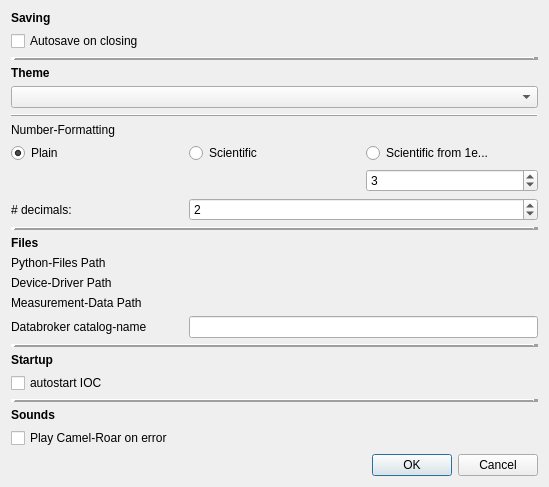
Qt form CAMELS/gui/settings_window.ui (FAU-LAP/NOMAD-CAMELS) before a commit.
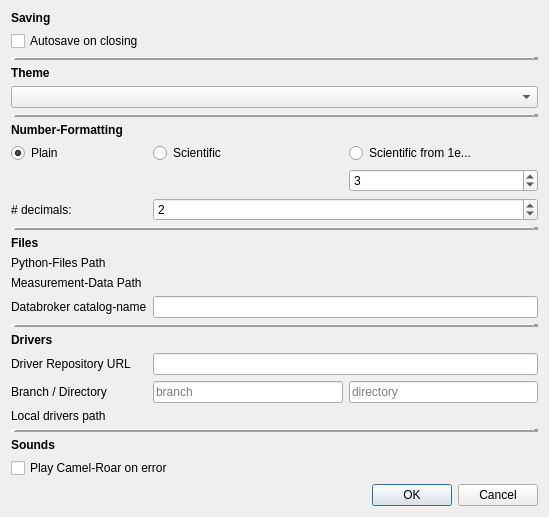
The same form after that commit. Custom widgets are drawn as their Qt base class.

Commit message: improved settings for repo-devices, now adding PID

```diff
--- a/CAMELS/gui/settings_window.ui
+++ b/CAMELS/gui/settings_window.ui
@@ -7,109 +7,18 @@
     <x>0</x>
     <y>0</y>
     <width>549</width>
-    <height>453</height>
+    <height>482</height>
    </rect>
   </property>
   <property name="windowTitle">
    <string>Dialog</string>
   </property>
   <layout class="QGridLayout" name="gridLayout">
-   <item row="13" column="2" colspan="2">
-    <widget class="Path_Button_Edit" name="pathButton_py_files" native="true"/>
-   </item>
-   <item row="15" column="2" colspan="2">
-    <widget class="Path_Button_Edit" name="pathButton_meas_files" native="true"/>
-   </item>
-   <item row="14" column="2" colspan="2">
-    <widget class="Path_Button_Edit" name="pathButton_device_path" native="true"/>
-   </item>
-   <item row="16" column="2" colspan="2">
-    <widget class="QLineEdit" name="lineEdit_catalog_name"/>
-   </item>
-   <item row="23" column="1" colspan="3">
-    <widget class="QDialogButtonBox" name="buttonBox">
-     <property name="orientation">
-      <enum>Qt::Horizontal</enum>
-     </property>
-     <property name="standardButtons">
-      <set>QDialogButtonBox::Cancel|QDialogButtonBox::Ok</set>
-     </property>
-    </widget>
-   </item>
-   <item row="18" column="1" colspan="3">
-    <widget class="QLabel" name="label_9">
-     <property name="font">
-      <font>
-       <weight>75</weight>
-       <bold>true</bold>
-      </font>
-     </property>
-     <property name="text">
-      <string>Startup</string>
-     </property>
-    </widget>
-   </item>
-   <item row="7" column="1" colspan="3">
-    <widget class="QLabel" name="label_3">
-     <property name="maximumSize">
-      <size>
-       <width>16777215</width>
-       <height>17</height>
-      </size>
-     </property>
-     <property name="text">
-      <string>Number-Formatting</string>
-     </property>
-    </widget>
-   </item>
-   <item row="9" column="3">
-    <widget class="QSpinBox" name="spinBox_scientific_from">
-     <property name="value">
-      <number>3</number>
-     </property>
-    </widget>
-   </item>
-   <item row="15" column="1">
-    <widget class="QLabel" name="label_7">
-     <property name="maximumSize">
-      <size>
-       <width>16777215</width>
-       <height>17</height>
-      </size>
-     </property>
-     <property name="text">
-      <string>Measurement-Data Path</string>
-     </property>
-    </widget>
-   </item>
-   <item row="11" column="1" colspan="3">
-    <widget class="Line" name="line_3">
-     <property name="frameShadow">
-      <enum>QFrame::Raised</enum>
-     </property>
-     <property name="lineWidth">
-      <number>5</number>
-     </property>
-     <property name="orientation">
-      <enum>Qt::Horizontal</enum>
-     </property>
-    </widget>
-   </item>
    <item row="5" column="1" colspan="3">
     <widget class="Line" name="line_2">
      <property name="frameShadow">
       <enum>QFrame::Raised</enum>
      </property>
-     <property name="orientation">
-      <enum>Qt::Horizontal</enum>
-     </property>
-    </widget>
-   </item>
-   <item row="2" column="1" colspan="3">
-    <widget class="Line" name="line">
-     <property name="frameShadow">
-      <enum>QFrame::Raised</enum>
-     </property>
      <property name="lineWidth">
       <number>5</number>
      </property>
@@ -150,39 +59,8 @@
      </property>
     </widget>
    </item>
-   <item row="19" column="1" colspan="3">
-    <widget class="QCheckBox" name="checkBox_autostart_ioc">
-     <property name="text">
-      <string>autostart IOC</string>
-     </property>
-    </widget>
-   </item>
-   <item row="10" column="1">
-    <widget class="QLabel" name="label_4">
-     <property name="maximumSize">
-      <size>
-       <width>16777215</width>
-       <height>17</height>
-      </size>
-     </property>
-     <property name="text">
-      <string># decimals:</string>
-     </property>
-    </widget>
-   </item>
-   <item row="1" column="1" colspan="3">
-    <widget class="QCheckBox" name="checkBox_autosave">
-     <property name="text">
-      <string>Autosave on closing</string>
-     </property>
-    </widget>
-   </item>
-   <item row="10" column="2" colspan="2">
-    <widget class="QSpinBox" name="spinBox_n_decimals">
-     <property name="value">
-      <number>2</number>
-     </property>
-    </widget>
+   <item row="17" column="2" colspan="2">
+    <widget class="QLineEdit" name="lineEdit_catalog_name"/>
    </item>
    <item row="13" column="1">
     <widget class="QLabel" name="label_6">
@@ -204,19 +82,6 @@
      </property>
     </widget>
    </item>
-   <item row="17" column="1" colspan="3">
-    <widget class="Line" name="line_4">
-     <property name="frameShadow">
-      <enum>QFrame::Raised</enum>
-     </property>
-     <property name="lineWidth">
-      <number>5</number>
-     </property>
-     <property name="orientation">
-      <enum>Qt::Horizontal</enum>
-     </property>
-    </widget>
-   </item>
    <item row="12" column="1" colspan="3">
     <widget class="QLabel" name="label_5">
      <property name="maximumSize">
@@ -236,6 +101,19 @@
      </property>
     </widget>
    </item>
+   <item row="10" column="1">
+    <widget class="QLabel" name="label_4">
+     <property name="maximumSize">
+      <size>
+       <width>16777215</width>
+       <height>17</height>
+      </size>
+     </property>
+     <property name="text">
+      <string># decimals:</string>
+     </property>
+    </widget>
+   </item>
    <item row="8" column="3">
     <widget class="QRadioButton" name="radioButton_mixed">
      <property name="text">
@@ -243,8 +121,48 @@
      </property>
     </widget>
    </item>
-   <item row="14" column="1">
-    <widget class="QLabel" name="label_8">
+   <item row="2" column="1" colspan="3">
+    <widget class="Line" name="line">
+     <property name="frameShadow">
+      <enum>QFrame::Raised</enum>
+     </property>
+     <property name="lineWidth">
+      <number>5</number>
+     </property>
+     <property name="orientation">
+      <enum>Qt::Horizontal</enum>
+     </property>
+    </widget>
+   </item>
+   <item row="9" column="3">
+    <widget class="QSpinBox" name="spinBox_scientific_from">
+     <property name="value">
+      <number>3</number>
+     </property>
+    </widget>
+   </item>
+   <item row="11" column="1" colspan="3">
+    <widget class="Line" name="line_3">
+     <property name="frameShadow">
+      <enum>QFrame::Raised</enum>
+     </property>
+     <property name="lineWidth">
+      <number>5</number>
+     </property>
+     <property name="orientation">
+      <enum>Qt::Horizontal</enum>
+     </property>
+    </widget>
+   </item>
+   <item row="10" column="2" colspan="2">
+    <widget class="QSpinBox" name="spinBox_n_decimals">
+     <property name="value">
+      <number>2</number>
+     </property>
+    </widget>
+   </item>
+   <item row="16" column="1">
+    <widget class="QLabel" name="label_7">
      <property name="maximumSize">
       <size>
        <width>16777215</width>
@@ -252,13 +170,56 @@
       </size>
      </property>
      <property name="text">
-      <string>Device-Driver Path</string>
+      <string>Measurement-Data Path</string>
+     </property>
+    </widget>
+   </item>
+   <item row="1" column="1" colspan="3">
+    <widget class="QCheckBox" name="checkBox_autosave">
+     <property name="text">
+      <string>Autosave on closing</string>
+     </property>
+    </widget>
+   </item>
+   <item row="26" column="1" colspan="3">
+    <widget class="QDialogButtonBox" name="buttonBox">
+     <property name="orientation">
+      <enum>Qt::Horizontal</enum>
+     </property>
+     <property name="standardButtons">
+      <set>QDialogButtonBox::Cancel|QDialogButtonBox::Ok</set>
+     </property>
+    </widget>
+   </item>
+   <item row="7" column="1" colspan="3">
+    <widget class="QLabel" name="label_3">
+     <property name="maximumSize">
+      <size>
+       <width>16777215</width>
+       <height>17</height>
+      </size>
+     </property>
+     <property name="font">
+      <font>
+       <weight>75</weight>
+       <bold>true</bold>
+      </font>
+     </property>
+     <property name="text">
+      <string>Number-Formatting</string>
      </property>
     </widget>
    </item>
    <item row="4" column="1" colspan="3">
     <widget class="QComboBox" name="comboBox_theme"/>
    </item>
+   <item row="17" column="1">
+    <widget class="QLabel" name="label_10">
+     <property name="text">
+      <string>Databroker catalog-name</string>
+     </property>
+    </widget>
+   </item>
    <item row="0" column="1" colspan="3">
     <widget class="QLabel" name="label">
      <property name="maximumSize">
@@ -279,14 +240,7 @@
      </property>
     </widget>
    </item>
-   <item row="16" column="1">
-    <widget class="QLabel" name="label_10">
-     <property name="text">
-      <string>Databroker catalog-name</string>
-     </property>
-    </widget>
-   </item>
-   <item row="20" column="1" colspan="3">
+   <item row="23" column="1" colspan="3">
     <widget class="Line" name="line_5">
      <property name="frameShadow">
       <enum>QFrame::Raised</enum>
@@ -299,7 +253,7 @@
      </property>
     </widget>
    </item>
-   <item row="21" column="1">
+   <item row="24" column="1">
     <widget class="QLabel" name="label_11">
      <property name="font">
       <font>
@@ -312,13 +266,92 @@
      </property>
     </widget>
    </item>
-   <item row="22" column="1" colspan="3">
+   <item row="25" column="1" colspan="3">
     <widget class="QCheckBox" name="checkBox_play_camel_on_error">
      <property name="text">
       <string>Play Camel-Roar on error</string>
      </property>
     </widget>
    </item>
+   <item row="21" column="2">
+    <widget class="QLineEdit" name="lineEdit_branch">
+     <property name="placeholderText">
+      <string>branch</string>
+     </property>
+    </widget>
+   </item>
+   <item row="20" column="1">
+    <widget class="QLabel" name="label_12">
+     <property name="text">
+      <string>Driver Repository URL</string>
+     </property>
+    </widget>
+   </item>
+   <item row="22" column="2" colspan="2">
+    <widget class="Path_Button_Edit" name="pathButton_device_path" native="true"/>
+   </item>
+   <item row="21" column="1">
+    <widget class="QLabel" name="label_14">
+     <property name="text">
+      <string>Branch / Directory</string>
+     </property>
+    </widget>
+   </item>
+   <item row="13" column="2" colspan="2">
+    <widget class="Path_Button_Edit" name="pathButton_py_files" native="true"/>
+   </item>
+   <item row="16" column="2" colspan="2">
+    <widget class="Path_Button_Edit" name="pathButton_meas_files" native="true"/>
+   </item>
+   <item row="20" column="2" colspan="2">
+    <widget class="QLineEdit" name="lineEdit_repo"/>
+   </item>
+   <item row="18" column="1" colspan="3">
+    <widget class="Line" name="line_6">
+     <property name="frameShadow">
+      <enum>QFrame::Raised</enum>
+     </property>
+     <property name="lineWidth">
+      <number>5</number>
+     </property>
+     <property name="orientation">
+      <enum>Qt::Horizontal</enum>
+     </property>
+    </widget>
+   </item>
+   <item row="22" column="1">
+    <widget class="QLabel" name="label_8">
+     <property name="maximumSize">
+      <size>
+       <width>16777215</width>
+       <height>17</height>
+      </size>
+     </property>
+     <property name="text">
+      <string>Local drivers path</string>
+     </property>
+    </widget>
+   </item>
+   <item row="21" column="3">
+    <widget class="QLineEdit" name="lineEdit_directory">
+     <property name="placeholderText">
+      <string>directory</string>
+     </property>
+    </widget>
+   </item>
+   <item row="19" column="1">
+    <widget class="QLabel" name="label_13">
+     <property name="font">
+      <font>
+       <weight>75</weight>
+       <bold>true</bold>
+      </font>
+     </property>
+     <property name="text">
+      <string>Drivers</string>
+     </property>
+    </widget>
+   </item>
   </layout>
  </widget>
  <customwidgets>
```
The commit also changes 13 other files.
